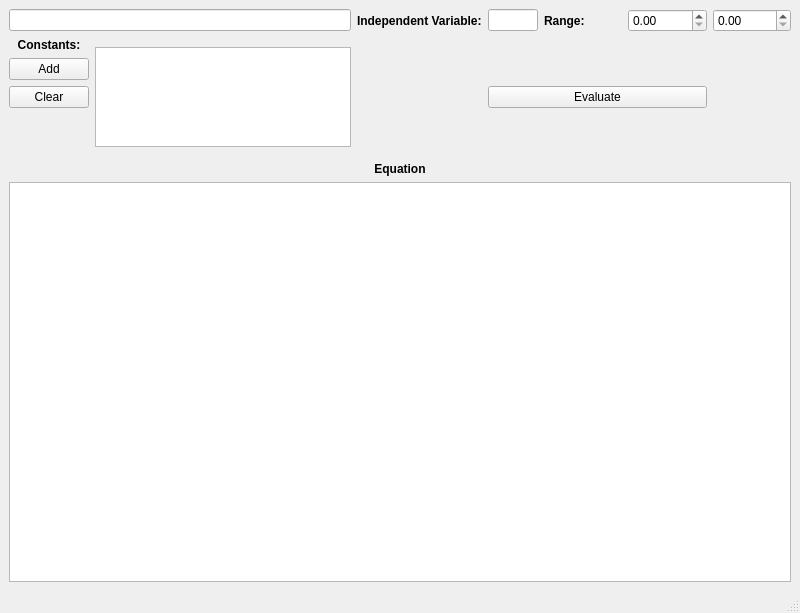
Old version of the form Graphing.ui in the repository 4ydx/easygraph.
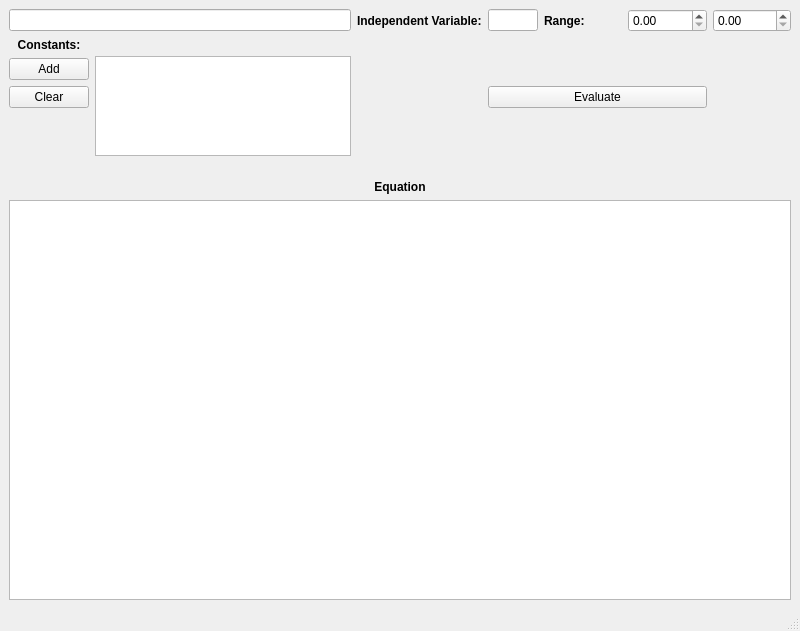
New version of the form.

The edit to the form file:
```diff
--- a/Graphing.ui
+++ b/Graphing.ui
@@ -6,7 +6,7 @@
     <x>0</x>
     <y>0</y>
     <width>800</width>
-    <height>613</height>
+    <height>631</height>
    </rect>
   </property>
   <property name="windowTitle" >
@@ -16,9 +16,9 @@
    <property name="geometry" >
     <rect>
      <x>0</x>
-     <y>21</y>
+     <y>26</y>
      <width>800</width>
-     <height>573</height>
+     <height>582</height>
     </rect>
    </property>
    <layout class="QGridLayout" name="gridLayout" >
@@ -232,9 +232,9 @@
    <property name="geometry" >
     <rect>
      <x>0</x>
-     <y>594</y>
+     <y>608</y>
      <width>800</width>
-     <height>19</height>
+     <height>23</height>
     </rect>
    </property>
   </widget>
```
Left out of the diff: 12 changed lines with no effect on the pictures.
